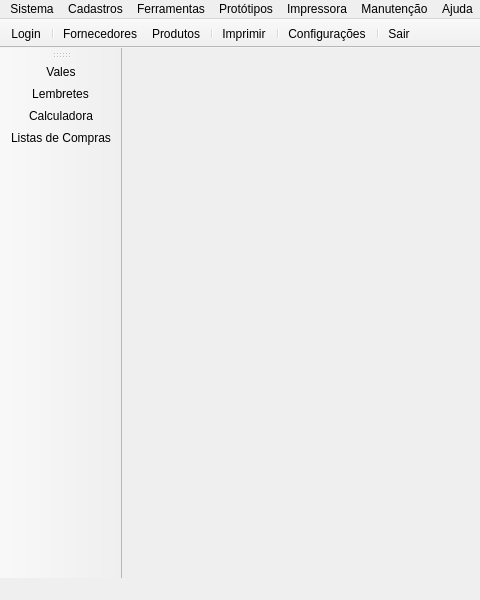
First picture: the form in mainwindow.ui, repository leidensj/BKVale, before the edit; both pictures show x 0 to 480 and y 0 to 600 of the 1000 by 600 pixel window.
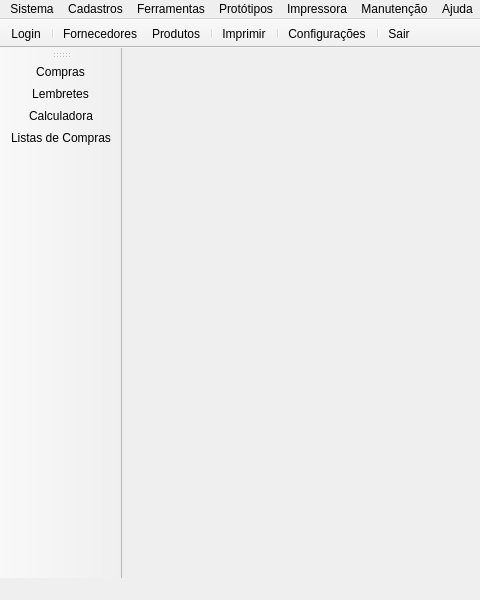
Second picture: the form after the edit. Icons and pictures are not drawn.

```diff
--- a/mainwindow.ui
+++ b/mainwindow.ui
@@ -161,8 +161,14 @@
    <property name="orientation">
     <enum>Qt::Vertical</enum>
    </property>
+   <property name="iconSize">
+    <size>
+     <width>32</width>
+     <height>32</height>
+    </size>
+   </property>
    <property name="toolButtonStyle">
-    <enum>Qt::ToolButtonTextUnderIcon</enum>
+    <enum>Qt::ToolButtonIconOnly</enum>
    </property>
    <attribute name="toolBarArea">
     <enum>LeftToolBarArea</enum>
@@ -307,7 +313,10 @@
      <normaloff>:/icons/res/note.png</normaloff>:/icons/res/note.png</iconset>
    </property>
    <property name="text">
-    <string>Vales</string>
+    <string>Compras</string>
+   </property>
+   <property name="toolTip">
+    <string>Entrada de mercadorias e despesas</string>
    </property>
   </action>
   <action name="actionReminders">
```
Left out of the diff: 6 changed lines with no effect on the pictures.
